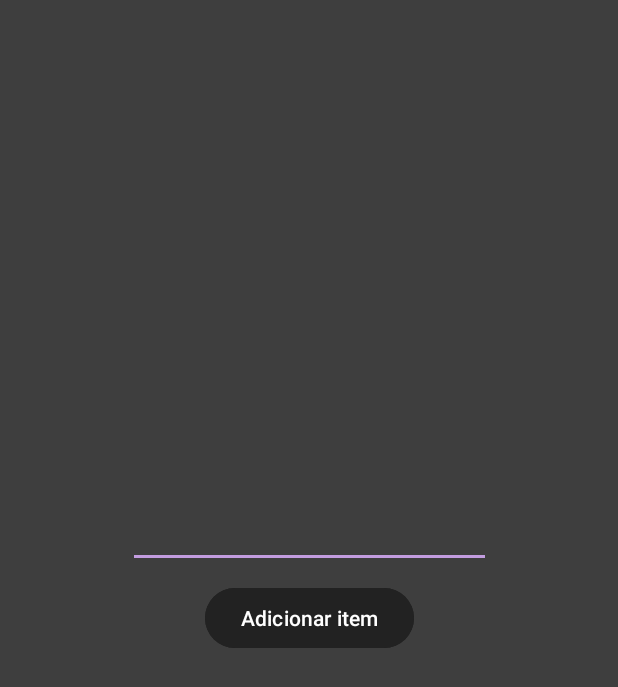
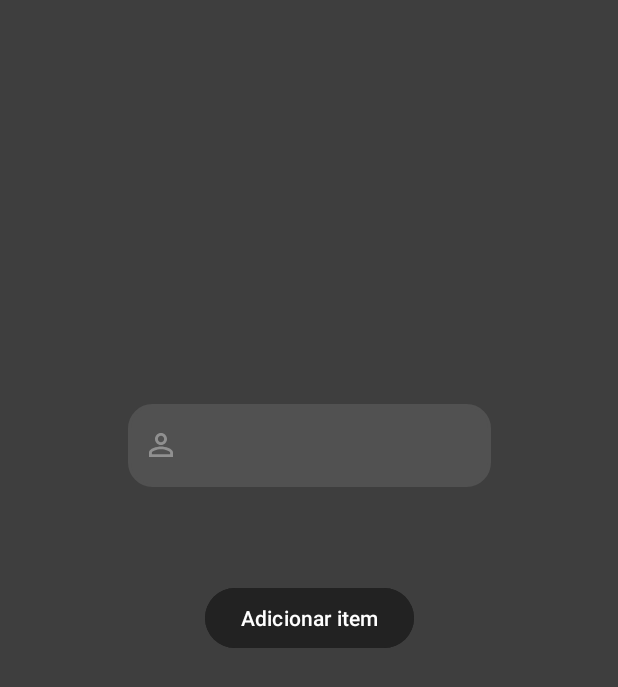
Before and after one commit to KizunaYami/FichaRpg, an Android app: the CreateItemActivity screen opened directly, with no data from a screen before it, on a phone screen of 412 x 824 dp. Shown: the top 687 px of the screen. Run offline under Robolectric (Android 15) with nearby library versions, the light colour scheme and no system bars; 1 statement that could not run was skipped.

Commit message:
Fase final

```diff
--- a/app/src/main/java/com/infinitehorizon/ficharpgdd/Character.java
+++ b/app/src/main/java/com/infinitehorizon/ficharpgdd/Character.java
@@ -126,8 +126,4 @@ public class Character {
     public int getCharisma() {
         return charisma;
     }
-
-    public int getId_fk() {
-        return id_fk;
-    }
 }
--- a/app/src/main/java/com/infinitehorizon/ficharpgdd/ItemAdapter.java
+++ b/app/src/main/java/com/infinitehorizon/ficharpgdd/ItemAdapter.java
@@ -22,7 +22,6 @@ public class ItemAdapter extends ArrayAdapter<Item> {
         this.list = list;
         this.onClickListener = onClickListener;
     }
-
 
     @NonNull
     @Override
--- a/app/src/main/java/com/infinitehorizon/ficharpgdd/Repository.java
+++ b/app/src/main/java/com/infinitehorizon/ficharpgdd/Repository.java
@@ -125,6 +125,7 @@ public class Repository extends SQLiteOpenHelper {
                 "`charisma`='"+character.getCharisma()+"'" +
                 "WHERE id="+character.getId();
         getWritableDatabase().execSQL(sql);
+
     }
 
     public ArrayList<Character> getCharsList(int id){
--- a/app/src/main/res/layout/activity_about.xml
+++ b/app/src/main/res/layout/activity_about.xml
@@ -34,7 +34,7 @@
             style="@style/texto"
             android:layout_width="wrap_content"
             android:layout_height="wrap_content"
-            android:text="Ficha Rpg" />
+            android:text="@string/app_name" />
 
         <TextView
             android:id="@+id/faculdadename"
--- a/app/src/main/res/layout/activity_create_item.xml
+++ b/app/src/main/res/layout/activity_create_item.xml
@@ -9,12 +9,14 @@
 
     <EditText
         android:id="@+id/idEditTextNewItem"
-        style="@style/texto"
+        style="@style/caixa"
         android:layout_width="242dp"
         android:layout_height="55dp"
         android:layout_centerInParent="true"
         android:layout_margin="2dp"
-        android:backgroundTint="@color/sla"
+        android:background="@drawable/edt_background"
+        android:drawableLeft="@drawable/baseline_person_outline_24"
+        android:drawablePadding="10dp"
         android:ems="10"
         android:inputType="text"
         android:paddingLeft="10dp"
@@ -22,7 +24,8 @@
         app:layout_constraintEnd_toEndOf="parent"
         app:layout_constraintStart_toStartOf="parent"
         app:layout_constraintTop_toTopOf="parent"
-        app:layout_constraintVertical_bias="0.42000002" />
+        app:layout_constraintVertical_bias="0.35000002"
+        tools:ignore="MissingConstraints" />
 
     <Button
         android:id="@+id/idBtSaveItem"
--- a/app/src/main/res/layout/activity_main.xml
+++ b/app/src/main/res/layout/activity_main.xml
@@ -133,7 +133,6 @@
         android:layout_width="0dp"
         android:layout_height="0dp"
         android:background="#36FFFFFF"
-        android:onClick="onClickNav"
         android:visibility="gone"
         app:layout_constraintBottom_toBottomOf="parent"
         app:layout_constraintEnd_toEndOf="parent"
--- a/app/src/main/res/layout/character_list_layout.xml
+++ b/app/src/main/res/layout/character_list_layout.xml
@@ -20,6 +20,5 @@
         android:layout_width="30dp"
         android:layout_height="wrap_content"
         android:layout_weight="1"
-        android:onClick="onClickDelete"
         android:text="Deletar" />
 </LinearLayout>
--- a/app/src/main/res/layout/item_list_layout.xml
+++ b/app/src/main/res/layout/item_list_layout.xml
@@ -17,6 +17,5 @@
         android:layout_width="wrap_content"
         android:layout_height="59dp"
         android:layout_weight="1"
-        android:onClick="onClickDeleteItem"
         android:text="Deletar" />
 </LinearLayout>
--- a/app/src/main/res/values/strings.xml
+++ b/app/src/main/res/values/strings.xml
@@ -1,3 +1,3 @@
 <resources>
-    <string name="app_name">FichaRpg</string>
+    <string name="app_name">Ficha Rpg</string>
 </resources>
```
Also changed, not shown: app/src/main/java/com/infinitehorizon/ficharpgdd/CadastroPersonagemActivity.java (+3 -8 lines), app/src/main/java/com/infinitehorizon/ficharpgdd/CreateItemActivity.java (+12 -6 lines), app/src/main/java/com/infinitehorizon/ficharpgdd/Item.java (+0 -8 lines), app/src/main/java/com/infinitehorizon/ficharpgdd/MainActivity.java (+52 -43 lines), app/src/main/java/com/infinitehorizon/ficharpgdd/Usuario.java (+0 -8 lines).
